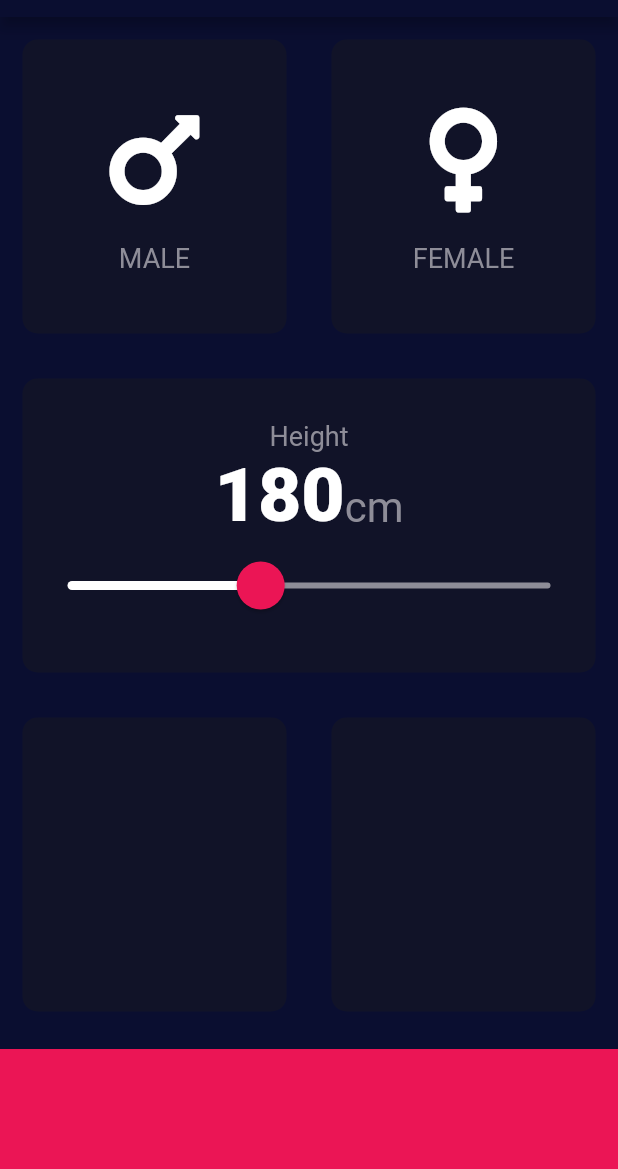
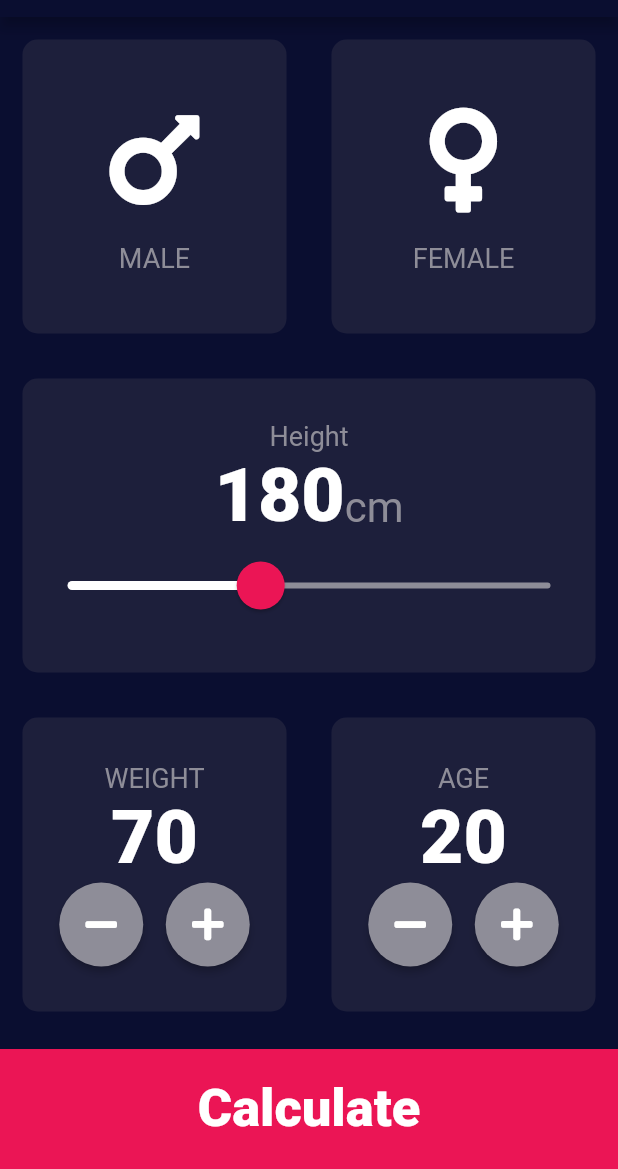
Before and after one commit to kambarovee/bmi-calculator, a Flutter app: the screen it shows after launch, on a phone screen of 412 x 824 dp, the part 67-1236 px from its top. Run offline on Flutter 3.47's test engine with Material 2 defaults, Android fonts, the phone set to English and light mode, and no system bars; our stand-ins replace font_awesome_flutter.

Commit message:
Added weight and age cards

```diff
--- a/lib/constants.dart
+++ b/lib/constants.dart
@@ -1,9 +1,10 @@
 import 'package:flutter/material.dart';
 
 const kActiveCardBackgroundColor = Color(0xFF1D1E33);
-const kInactiveCardBackgroundColor = Color(0xFF111328);
+const kInactiveCardBackgroundColor = Color(0xFF1d1f3b);
 const kButtonColor = Color(0xFFEB1555);
 const kInactiveButtonColor = Color(0xFF8E8D98);
-const kGendersTextStyle = TextStyle(fontSize: 18.0, color: Color(0xFF8E8D98));
-const kHeightNumberTextStyle = TextStyle(fontSize: 50.0, fontWeight: FontWeight.w900);
+const kLabelsTextStyle = TextStyle(fontSize: 18.0, color: Color(0xFF8E8D98));
+const kNumbersTextStyle = TextStyle(fontSize: 50.0, fontWeight: FontWeight.w900);
+const kCalculateTextStyle = TextStyle(fontSize: 35.0, fontWeight: FontWeight.w900);
 const kUnitTextStyle = TextStyle(fontSize: 28.0, color: Color(0xFF8E8D98),);
--- a/lib/icons_content.dart
+++ b/lib/icons_content.dart
@@ -21,7 +21,7 @@ class GendersCard extends StatelessWidget {
         ),
         Text(
           genderText,
-          style: kGendersTextStyle,
+          style: kLabelsTextStyle,
         ),
       ],
     );
--- a/lib/input_page.dart
+++ b/lib/input_page.dart
@@ -1,4 +1,5 @@
 import 'package:flutter/material.dart';
+import 'package:flutter/widgets.dart';
 import 'package:font_awesome_flutter/font_awesome_flutter.dart';
 import 'icons_content.dart';
 import 'reusable_card.dart';
@@ -13,6 +14,8 @@ class InputPage extends StatefulWidget {
 
 Genders selectedGender;
 int height = 180;
+int weight = 70;
+int age = 20;
 
 void chooseGender(Genders genders) {
   selectedGender = genders;
@@ -76,7 +79,7 @@ class _InputPageState extends State<InputPage> {
                       children: <Widget>[
                         Text(
                           'Height',
-                          style: kGendersTextStyle,
+                          style: kLabelsTextStyle,
                         ),
                         Row(
                           mainAxisAlignment: MainAxisAlignment.center,
@@ -85,7 +88,7 @@ class _InputPageState extends State<InputPage> {
                           children: [
                             Text(
                               height.toString(),
-                              style: kHeightNumberTextStyle,
+                              style: kNumbersTextStyle,
                             ),
                             Text(
                               'cm',
@@ -95,14 +98,14 @@ class _InputPageState extends State<InputPage> {
                         ),
                         SliderTheme(
                           data: SliderTheme.of(context).copyWith(
-                            activeTrackColor: Color(0xFFFFFFFF),
-                            inactiveTrackColor: kInactiveButtonColor,
-                            thumbShape:
-                                RoundSliderThumbShape(enabledThumbRadius: 16.0),
-                            thumbColor: kButtonColor,
-                            overlayShape: RoundSliderOverlayShape(overlayRadius: 30.0),
-                            overlayColor: Color(0x29EB1555)
-                          ),
+                              activeTrackColor: Color(0xFFFFFFFF),
+                              inactiveTrackColor: kInactiveButtonColor,
+                              thumbShape: RoundSliderThumbShape(
+                                  enabledThumbRadius: 16.0),
+                              thumbColor: kButtonColor,
+                              overlayShape:
+                                  RoundSliderOverlayShape(overlayRadius: 30.0),
+                              overlayColor: Color(0x29EB1555)),
                           child: Slider(
                               value: height.toDouble(),
                               min: 100,
@@ -124,9 +127,89 @@ class _InputPageState extends State<InputPage> {
             child: Row(
               children: [
                 Expanded(
-                    child: ReusableCard(colour: kInactiveCardBackgroundColor)),
+                  child: ReusableCard(
+                    colour: kInactiveCardBackgroundColor,
+                    widgetCard: Column(
+                      mainAxisAlignment: MainAxisAlignment.center,
+                      children: [
+                        Text(
+                          'WEIGHT',
+                          style: kLabelsTextStyle,
+                        ),
+                        Text(
+                          weight.toString(),
+                          style: kNumbersTextStyle,
+                        ),
+                        Row(
+                          mainAxisAlignment: MainAxisAlignment.center,
+                          children: [
+                            RoundedIconButton(
+                              icon: FontAwesomeIcons.minus,
+                              onPressed: () {
+                                setState(() {
+                                  weight > 1 ? weight-- : weight = 1;
+                                });
+                              },
+                            ),
+                            SizedBox(
+                              width: 15.0,
+                            ),
+                            RoundedIconButton(
+                              icon: FontAwesomeIcons.plus,
+                              onPressed: () {
+                                setState(() {
+                                  weight++;
+                                });
+                              },
+                            )
+                          ],
+                        ),
+                      ],
+                    ),
+                  ),
+                ),
                 Expanded(
-                    child: ReusableCard(colour: kInactiveCardBackgroundColor)),
+                  child: ReusableCard(
+                    colour: kInactiveCardBackgroundColor,
+                    widgetCard: Column(
+                      mainAxisAlignment: MainAxisAlignment.center,
+                      children: [
+                        Text(
+                          'AGE',
+                          style: kLabelsTextStyle,
+                        ),
+                        Text(
+                          age.toString(),
+                          style: kNumbersTextStyle,
+                        ),
+                        Row(
+                          mainAxisAlignment: MainAxisAlignment.center,
+                          children: [
+                            RoundedIconButton(
+                              icon: FontAwesomeIcons.minus,
+                              onPressed: () {
+                                setState(() {
+                                  age > 1 ? age-- : age = 1;
+                                });
+                              },
+                            ),
+                            SizedBox(
+                              width: 15.0,
+                            ),
+                            RoundedIconButton(
+                              icon: FontAwesomeIcons.plus,
+                              onPressed: () {
+                                setState(() {
+                                  age < 180 ? age++ : age = 180;
+                                });
+                              },
+                            )
+                          ],
+                        )
+                      ],
+                    ),
+                  ),
+                ),
               ],
             ),
           ),
@@ -135,9 +218,37 @@ class _InputPageState extends State<InputPage> {
             height: 80.0,
             width: double.infinity,
             margin: EdgeInsets.only(top: 10.0),
+            child: Column(
+              mainAxisAlignment: MainAxisAlignment.center,
+              children: [
+                Text(
+                  'Calculate',
+                  style: kCalculateTextStyle,
+                )
+              ],
+            ),
           )
         ],
       ),
     );
   }
 }
+
+class RoundedIconButton extends StatelessWidget {
+  RoundedIconButton({@required this.icon, this.onPressed});
+
+  final IconData icon;
+  final Function onPressed;
+
+  @override
+  Widget build(BuildContext context) {
+    return RawMaterialButton(
+      constraints: BoxConstraints.tightFor(height: 56.0, width: 56.0),
+      elevation: 2.2,
+      shape: CircleBorder(),
+      fillColor: Color(0xFF8E8D98),
+      onPressed: onPressed,
+      child: Icon(icon),
+    );
+  }
+}
```
